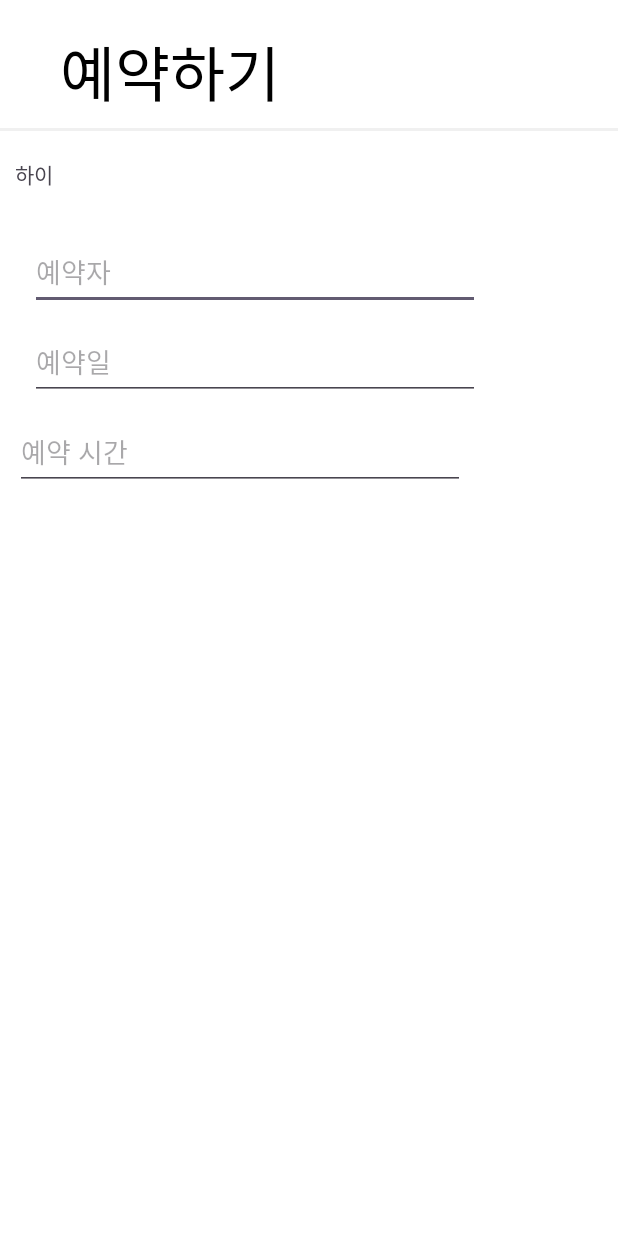
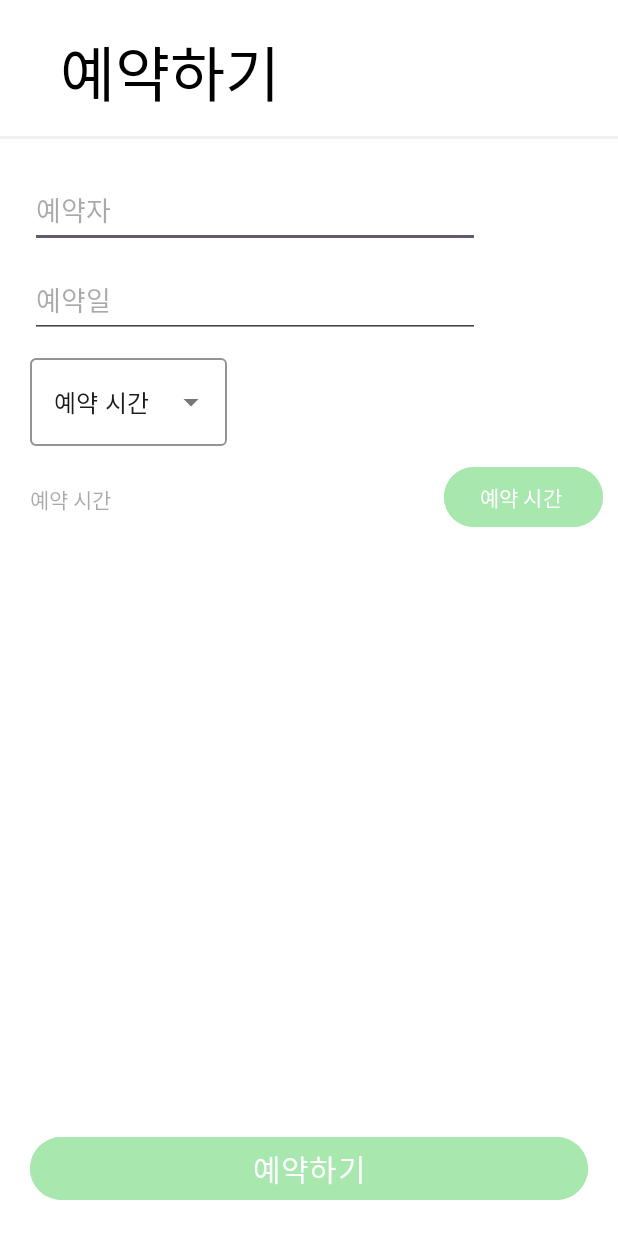
Before and after one commit to bongbub/MOJARAM_C, an Android app built with Jetpack Compose: the Reservation screen opened directly, with no data from a screen before it, on a phone screen of 412 x 824 dp. Run offline under Robolectric (Android 15) with nearby library versions, the phone set to English and light mode, and no system bars.

Commit message:
(구린)예약페이지 시간+날짜 완성

```diff
--- a/app/src/main/java/com/example/mojaram/Reservation.kt
+++ b/app/src/main/java/com/example/mojaram/Reservation.kt
@@ -1,10 +1,16 @@
 package com.example.mojaram
 
+import android.app.AlertDialog
 import android.app.DatePickerDialog
+import android.content.DialogInterface
 import androidx.appcompat.app.AppCompatActivity
 import android.os.Bundle
+import android.widget.ArrayAdapter
+import android.widget.Button
 import android.widget.DatePicker
 import android.widget.EditText
+import android.widget.TextView
+import androidx.core.content.ContentProviderCompat.requireContext
 import java.util.Calendar
 
 class Reservation : AppCompatActivity() {
@@ -23,5 +29,35 @@ class Reservation : AppCompatActivity() {
             DatePickerDialog(this, datePickerListener, cal.get(Calendar.YEAR),cal.get(Calendar.MONTH),cal.get(Calendar.DAY_OF_MONTH)).show()
         }
 
+
+        // 시간 선택 다이어로그 만들기
+        // 다이어로그 초기화
+        val dialogBtn: Button = findViewById(R.id.reservetimebtn)
+        val resertime: TextView = findViewById(R.id.resertime)
+        dialogBtn.setOnClickListener{
+            showDialog(resertime)
+        }
+    }
+    // 다이어로그 호출
+    private fun showDialog(resertime:TextView) {
+        // 데이터 담기
+        val timedata : Array<String> = resources.getStringArray(R.array.selectreservetime)
+
+        // AlertDialog 초기화
+        val builder : AlertDialog.Builder = AlertDialog.Builder(this)
+
+        // 제목 설정
+        builder.setTitle("방문 시간")
+
+        // 아이템 선택 이벤트
+        AlertDialog.Builder(this).run{
+            setItems(timedata,object : DialogInterface.OnClickListener{
+                override fun onClick(dialog: DialogInterface?, which: Int) {
+                    resertime.append("${timedata[which]}")
+                }
+            })
+            setNegativeButton("취소",null)
+            show()
+        }
     }
 }
--- a/app/src/main/res/layout/activity_reservation.xml
+++ b/app/src/main/res/layout/activity_reservation.xml
@@ -5,6 +5,7 @@
     android:layout_width="match_parent"
     android:layout_height="match_parent"
     android:background="@color/white"
+    android:orientation="vertical"
     tools:context=".Reservation">
 
     <LinearLayout
@@ -13,10 +14,9 @@
         android:layout_height="wrap_content"
         android:layout_marginBottom="7dp"
         android:gravity="center"
+        android:orientation="horizontal"
         app:layout_constraintEnd_toEndOf="parent"
-        app:layout_constraintStart_toStartOf="parent"
-        app:layout_constraintTop_toTopOf="parent"
-        android:orientation="horizontal">
+        app:layout_constraintStart_toStartOf="parent">
 
         <TextView
             android:id="@+id/reservationMain"
@@ -34,65 +34,109 @@
     </LinearLayout>
 
     <View
+        android:id="@+id/stroke"
         android:layout_width="match_parent"
         android:layout_height="2dp"
+        android:layout_marginTop="5dp"
         android:background="@color/gray"
-        app:layout_constraintTop_toBottomOf="@+id/linearLayout"/>
+        app:layout_constraintTop_toBottomOf="@+id/linearLayout" />
 
-    <LinearLayout
-        android:id="@+id/linearLayout2"
-        android:layout_width="0dp"
-        android:layout_height="wrap_content"
-        android:layout_marginTop="10dp"
-        app:layout_constraintEnd_toEndOf="parent"
-        app:layout_constraintStart_toStartOf="parent"
-        app:layout_constraintTop_toBottomOf="@+id/linearLayout">
-
-        <TextView
-            android:layout_width="match_parent"
-            android:layout_height="match_parent"
-            android:layout_margin="10dp"
-            android:text="하이"/>
-
-
-    </LinearLayout>
 
     <LinearLayout
         android:id="@+id/linearLayout3"
-        android:layout_width="0dp"
+        android:layout_width="match_parent"
         android:layout_height="wrap_content"
-        android:layout_marginTop="10dp"
         android:layout_marginLeft="10dp"
+        android:layout_marginTop="20dp"
+        android:layout_weight="1"
         android:orientation="vertical"
-        app:layout_constraintEnd_toEndOf="parent"
-        app:layout_constraintStart_toStartOf="parent"
-        app:layout_constraintTop_toBottomOf="@+id/linearLayout2">
+        app:layout_constraintStart_toStartOf="@id/linearLayout"
+        app:layout_constraintTop_toBottomOf="@id/linearLayout">
 
         <EditText
             android:id="@+id/reserName"
             android:layout_width="300dp"
             android:layout_height="50dp"
+            android:layout_marginLeft="10dp"
             android:layout_marginTop="10dp"
-            android:layout_marginLeft="10dp"
-            android:hint="예약자"/>
+            android:hint="예약자" />
 
 
         <EditText
             android:id="@+id/startDate"
             android:layout_width="300dp"
             android:layout_height="50dp"
+            android:layout_marginLeft="10dp"
             android:layout_marginTop="10dp"
-            android:layout_marginLeft="10dp"
-            android:hint="예약일"/>
+            android:hint="예약일" />
 
-        <EditText
-            android:id="@+id/starttime"
-            android:layout_width="300dp"
-            android:layout_height="50dp"
-            android:layout_marginTop="10dp"
-            android:hint="예약 시간"/>
+        <com.google.android.material.textfield.TextInputLayout
+            style="@style/Widget.MaterialComponents.TextInputLayout.OutlinedBox.ExposedDropdownMenu"
+            android:layout_width="wrap_content"
+            android:layout_height="wrap_content"
+            android:layout_marginTop="8dp"
+            app:boxBackgroundColor="@color/white"
+            app:boxStrokeColor="@color/gray"
+            app:layout_constraintEnd_toEndOf="@+id/startDate"
+            app:layout_constraintLeft_toLeftOf="parent"
+            app:layout_constraintRight_toRightOf="parent"
+            app:layout_constraintStart_toStartOf="@+id/startDate"
+            app:layout_constraintTop_toBottomOf="@+id/startDate">
+
+            <AutoCompleteTextView
+                android:id="@+id/autoCompleteTextView"
+                android:layout_width="match_parent"
+                android:layout_height="match_parent"
+                android:layout_marginLeft="10dp"
+                android:layout_marginRight="50dp"
+                android:inputType="none"
+                android:text="예약 시간" />
+
+        </com.google.android.material.textfield.TextInputLayout>
+
+        <LinearLayout
+            android:layout_width="match_parent"
+            android:layout_height="wrap_content"
+            android:orientation="horizontal"
+            android:layout_weight="1">
+
+            <TextView
+                android:id="@+id/resertime"
+                android:layout_width="0dp"
+                android:layout_weight="1"
+                android:layout_height="50dp"
+                android:layout_marginLeft="10dp"
+                android:layout_marginTop="10dp"
+                android:hint="예약 시간" />
+
+            <Button
+                android:layout_width="wrap_content"
+                android:layout_height="wrap_content"
+                android:layout_marginTop="10dp"
+                android:layout_marginRight="10dp"
+                android:text="예약 시간 "
+                android:id="@+id/reservetimebtn"
+                android:backgroundTint="@color/maincolor" />
+
+        </LinearLayout>
 
 
 
     </LinearLayout>
+
+    <Button
+        android:id="@+id/reservebtn"
+        android:layout_width="match_parent"
+        android:layout_height="wrap_content"
+        android:layout_marginBottom="20dp"
+        android:layout_gravity="bottom"
+        android:backgroundTint="@color/maincolor"
+        android:text="예약하기"
+        android:textSize="20dp"
+        android:layout_marginLeft="20dp"
+        android:layout_marginRight="20dp"
+        app:layout_constraintBottom_toBottomOf="parent"/>
+
+
+
 </androidx.constraintlayout.widget.ConstraintLayout>
--- a/app/src/main/res/values/strings.xml
+++ b/app/src/main/res/values/strings.xml
@@ -40,4 +40,19 @@
     <string name="likehair">찜한 스타일</string>
     <!-- TODO: Remove or change this placeholder text -->
     <string name="hello_blank_fragment">Hello blank fragment</string>
+
+
+    <string-array name="selectreservetime">
+        <item>10:00</item>
+        <item>11:00</item>
+        <item>12:00</item>
+        <item>13:00</item>
+        <item>14:00</item>
+        <item>15:00</item>
+        <item>16:00</item>
+        <item>17:00</item>
+        <item>18:00</item>
+        <item>19:00</item>
+        <item>20:00</item>
+    </string-array>
 </resources>
```
